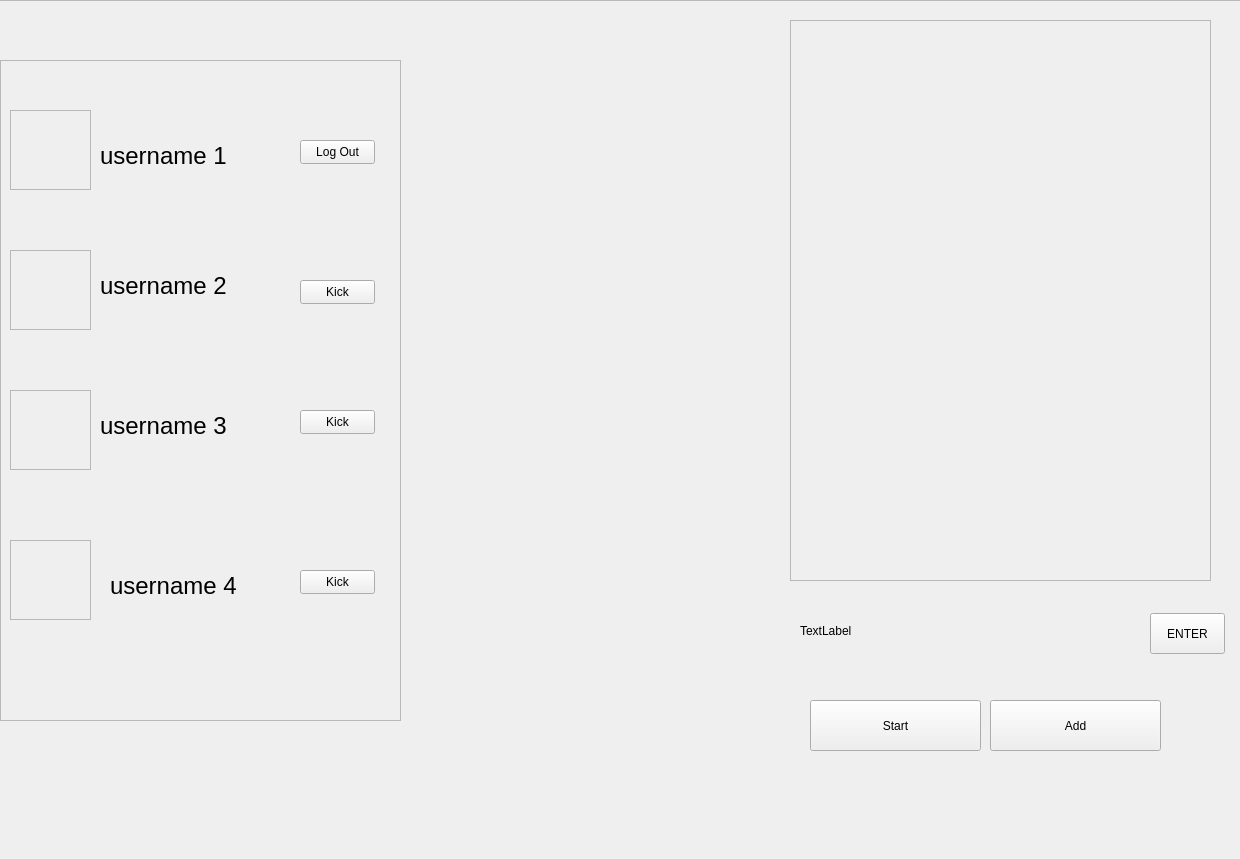
Old version of the form client/src/MainWindow.ui in the repository andreisdc/ProjectModernCPP.
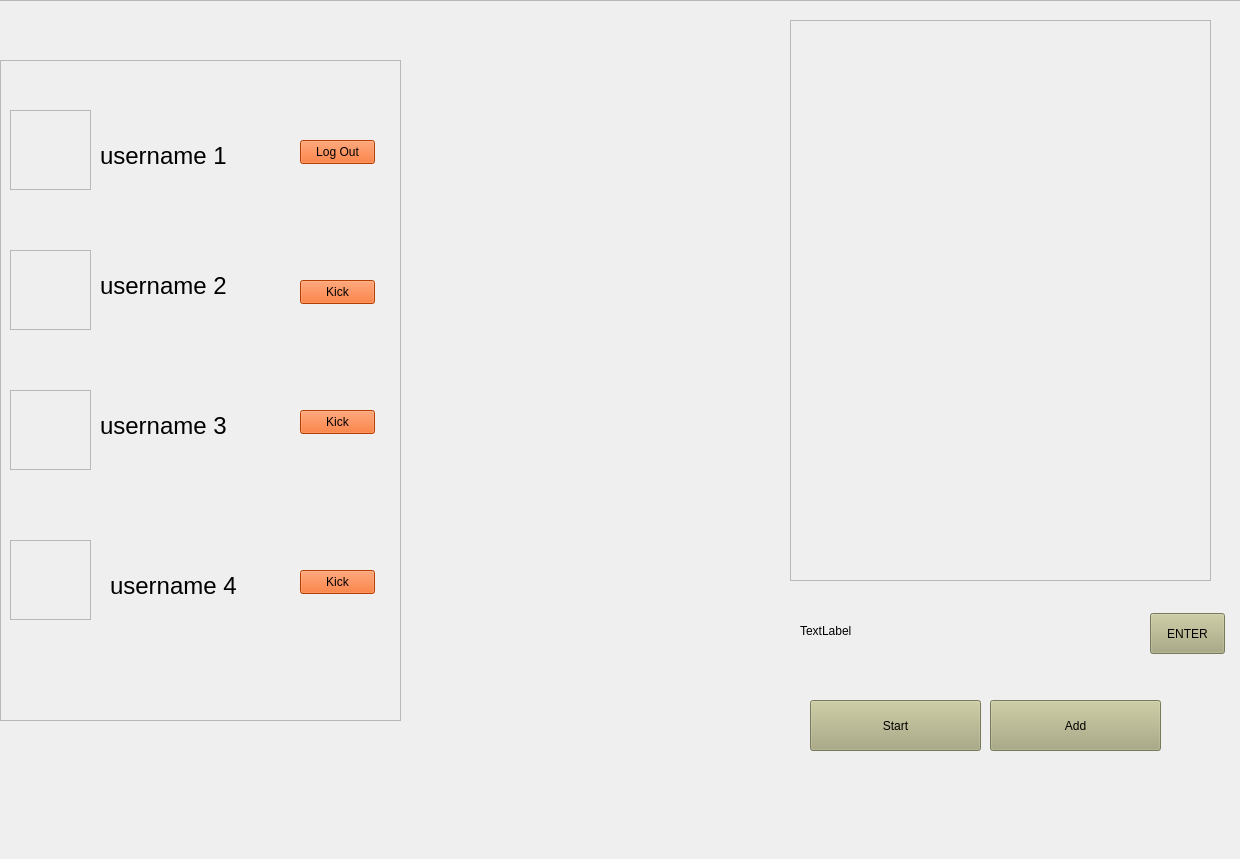
New version of the form. The open tabs and pages were chosen to show the change. Icons and pictures are not drawn.

```diff
--- a/client/src/MainWindow.ui
+++ b/client/src/MainWindow.ui
@@ -1228,6 +1228,9 @@
         <height>24</height>
        </rect>
       </property>
+      <property name="styleSheet">
+       <string notr="true">background-color: rgb(255, 85, 0);</string>
+      </property>
       <property name="text">
        <string>Kick</string>
       </property>
@@ -1241,6 +1244,9 @@
         <height>24</height>
        </rect>
       </property>
+      <property name="styleSheet">
+       <string notr="true">background-color: rgb(255, 85, 0);</string>
+      </property>
       <property name="text">
        <string>Kick</string>
       </property>
@@ -1254,6 +1260,9 @@
         <height>24</height>
        </rect>
       </property>
+      <property name="styleSheet">
+       <string notr="true">background-color: rgb(255, 85, 0);</string>
+      </property>
       <property name="text">
        <string>Kick</string>
       </property>
@@ -1267,6 +1276,9 @@
         <height>51</height>
        </rect>
       </property>
+      <property name="styleSheet">
+       <string notr="true">background-color: rgb(170, 170, 127);</string>
+      </property>
       <property name="text">
        <string>Add</string>
       </property>
@@ -1280,6 +1292,9 @@
         <height>51</height>
        </rect>
       </property>
+      <property name="styleSheet">
+       <string notr="true">background-color: rgb(170, 170, 127);</string>
+      </property>
       <property name="text">
        <string>Start</string>
       </property>
@@ -1293,6 +1308,9 @@
         <height>24</height>
        </rect>
       </property>
+      <property name="styleSheet">
+       <string notr="true">background-color: rgb(255, 85, 0);</string>
+      </property>
       <property name="text">
        <string>Log Out</string>
       </property>
@@ -1447,6 +1465,9 @@
         <height>41</height>
        </rect>
       </property>
+      <property name="styleSheet">
+       <string notr="true">background-color: rgb(170, 170, 127);</string>
+      </property>
       <property name="text">
        <string>ENTER</string>
       </property>
```
Left out of the diff: 8 changed lines with no effect on the pictures.
